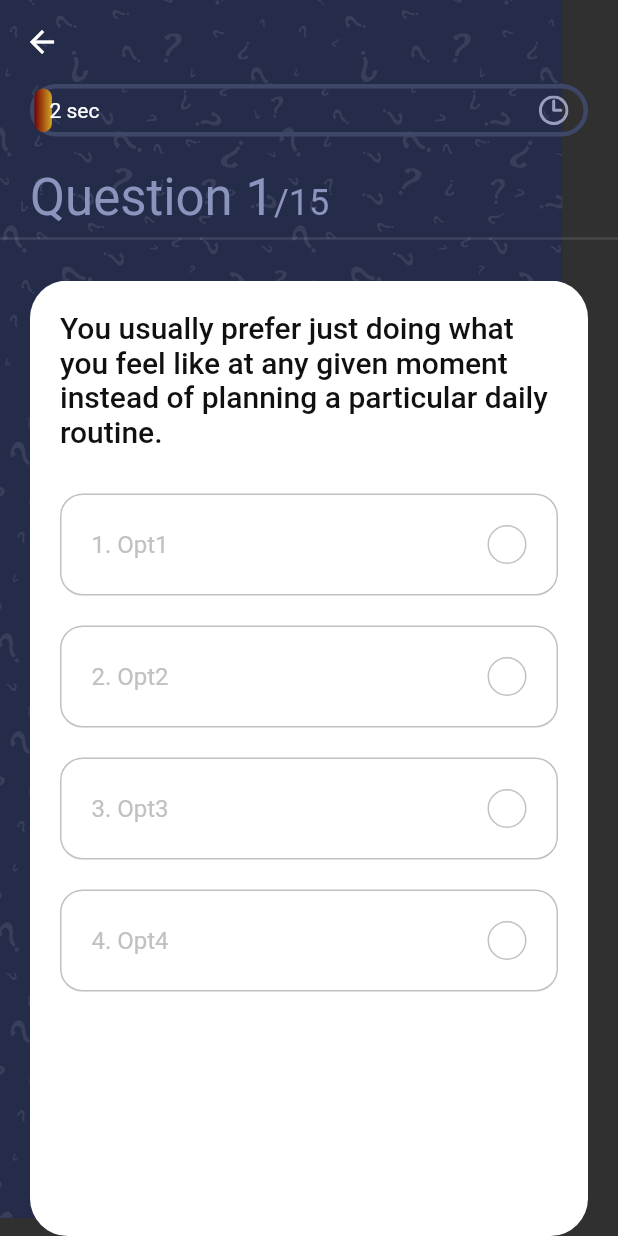
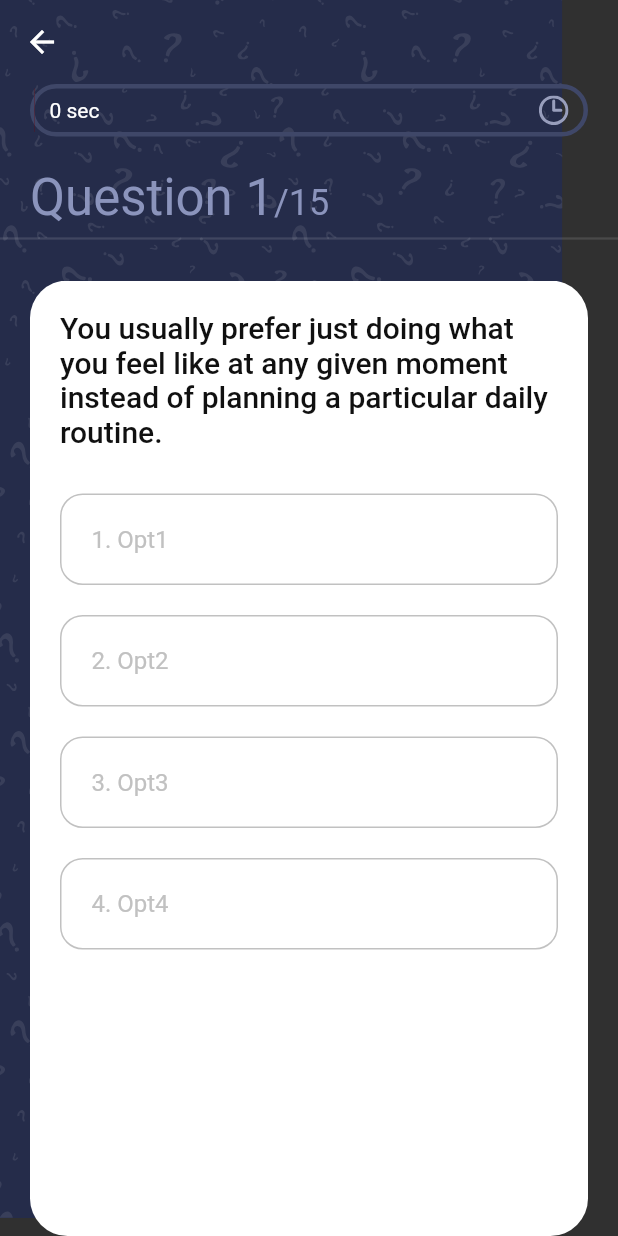
Before and after one commit to harshjohar/sorting-hat, a Flutter app: the QuizScreen screen opened directly, on a phone screen of 412 x 824 dp. Run offline on Flutter 3.47's test engine with Material 2 defaults, Android fonts, the phone set to English and light mode, and no system bars; our stand-ins replace cloud_firestore, firebase_auth, firebase_core, flutter_riverpod, flutter_svg, get; accounts and stored records are empty; network calls fail.

```diff
--- a/sorting_hat/lib/screens/quiz/widgets/option.dart
+++ b/sorting_hat/lib/screens/quiz/widgets/option.dart
@@ -21,18 +21,11 @@ class Option extends StatelessWidget {
         builder: (qnController) {
           Color getTheRightColor() {
             if (qnController.isAnswered) {
-              if (index == 1) {
-                return kGreenColor;
-              } else if (index == qnController.selectedAns &&
-                  qnController.selectedAns != 1) {
+              if (index == qnController.selectedAns) {
                 return kRedColor;
               }
             }
             return kGrayColor;
-          }
-
-          IconData getTheRightIcon() {
-            return getTheRightColor() == kRedColor ? Icons.close : Icons.done;
           }
 
           return InkWell(
@@ -51,20 +44,6 @@ class Option extends StatelessWidget {
                     "${index + 1}. $text",
                     style: TextStyle(color: getTheRightColor(), fontSize: 16),
                   ),
-                  Container(
-                    height: 26,
-                    width: 26,
-                    decoration: BoxDecoration(
-                      color: getTheRightColor() == kGrayColor
-                          ? Colors.transparent
-                          : getTheRightColor(),
-                      borderRadius: BorderRadius.circular(50),
-                      border: Border.all(color: getTheRightColor()),
-                    ),
-                    child: getTheRightColor() == kGrayColor
-                        ? null
-                        : Icon(getTheRightIcon(), size: 16),
-                  )
                 ],
               ),
             ),
--- a/sorting_hat/pubspec.yaml
+++ b/sorting_hat/pubspec.yaml
@@ -19,6 +19,7 @@ dependencies:
   cloud_firestore: ^4.0.4
 
   cupertino_icons: ^1.0.2
+  http: ^0.13.5
 
 dev_dependencies:
   flutter_test:
```
Also changed, not shown: sorting_hat/lib/controllers/quiz_controller.dart (+5 -4 lines), sorting_hat/lib/repository/quiz_repository.dart (added, +13 -0 lines), sorting_hat/lib/screens/developers/developers_screen.dart (added, +78 -0 lines), sorting_hat/lib/screens/result/result_screen.dart (+12 -4 lines), sorting_hat/pubspec.lock.
